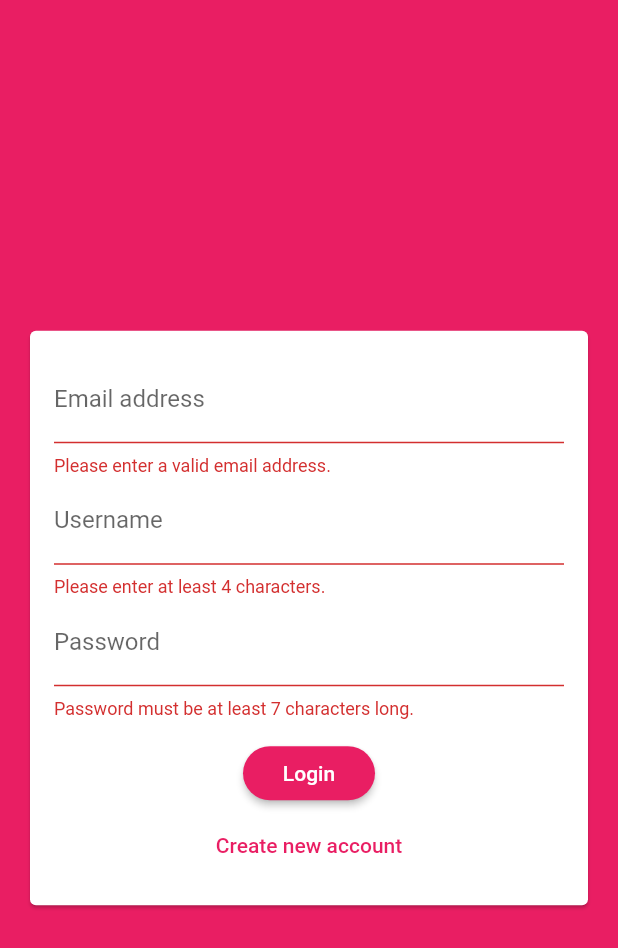
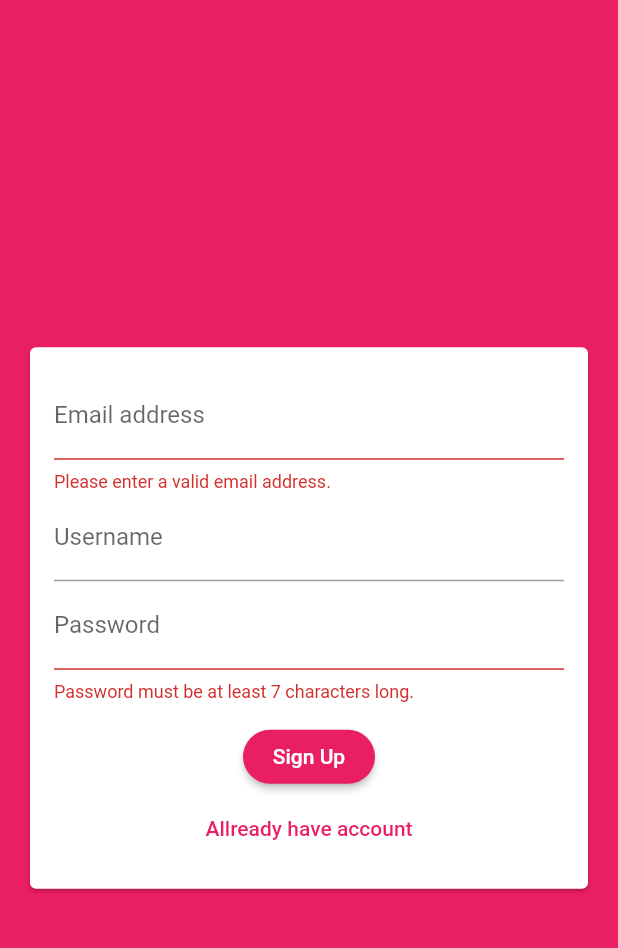
Before and after one commit to damjanh/flutter-chat-app, a Flutter app: the screen it shows after launch, after a tap on "Login", after a tap on "Create new account", on a phone screen of 412 x 824 dp. Shown: the top 948 px of the screen. Run offline on Flutter 3.47's test engine with Material 2 defaults, Android fonts, the phone set to English and light mode, and no system bars; our stand-ins replace cloud_firestore; accounts and stored records are empty.

Commit message:
Implement login/register flows for auth screen form.

```diff
--- a/lib/widgets/auth_form.dart
+++ b/lib/widgets/auth_form.dart
@@ -7,6 +7,7 @@ class AuthForm extends StatefulWidget {
 
 class _AuthFormState extends State<AuthForm> {
   final _formKey = GlobalKey<FormState>();
+  var _isLogin = true;
   String _userEmail = '';
   String _userName = '';
   String _userPassword = '';
@@ -38,6 +39,7 @@ class _AuthFormState extends State<AuthForm> {
                 mainAxisSize: MainAxisSize.min,
                 children: [
                   TextFormField(
+                    key: ValueKey('email'),
                     validator: (value) {
                       if (value.isEmpty || !value.contains('@')) {
                         return 'Please enter a valid email address.';
@@ -50,7 +52,9 @@ class _AuthFormState extends State<AuthForm> {
                     keyboardType: TextInputType.emailAddress,
                     decoration: InputDecoration(labelText: 'Email address'),
                   ),
+                  if (!_isLogin)
                     TextFormField(
+                      key: ValueKey('username'),
                       validator: (value) {
                         if (value.isEmpty || value.length < 4) {
                           return 'Please enter at least 4 characters.';
@@ -63,6 +67,7 @@ class _AuthFormState extends State<AuthForm> {
                       decoration: InputDecoration(labelText: 'Username'),
                     ),
                   TextFormField(
+                    key: ValueKey('password'),
                     validator: (value) {
                       if (value.isEmpty || value.length < 7) {
                         return 'Password must be at least 7 characters long.';
@@ -79,13 +84,19 @@ class _AuthFormState extends State<AuthForm> {
                     height: 12,
                   ),
                   RaisedButton(
-                    child: Text('Login'),
+                    child: Text(_isLogin ? 'Login' : 'Sign Up'),
                     onPressed: _trySubmit,
                   ),
                   FlatButton(
-                    child: Text('Create new account'),
+                    child: Text(_isLogin
+                        ? 'Create new account'
+                        : 'Allready have account'),
                     textColor: Theme.of(context).primaryColor,
-                    onPressed: () {},
+                    onPressed: () {
+                      setState(() {
+                        _isLogin = !_isLogin;
+                      });
+                    },
                   )
                 ],
               ),
```
Lines whose indentation alone changed are shown as unchanged.
